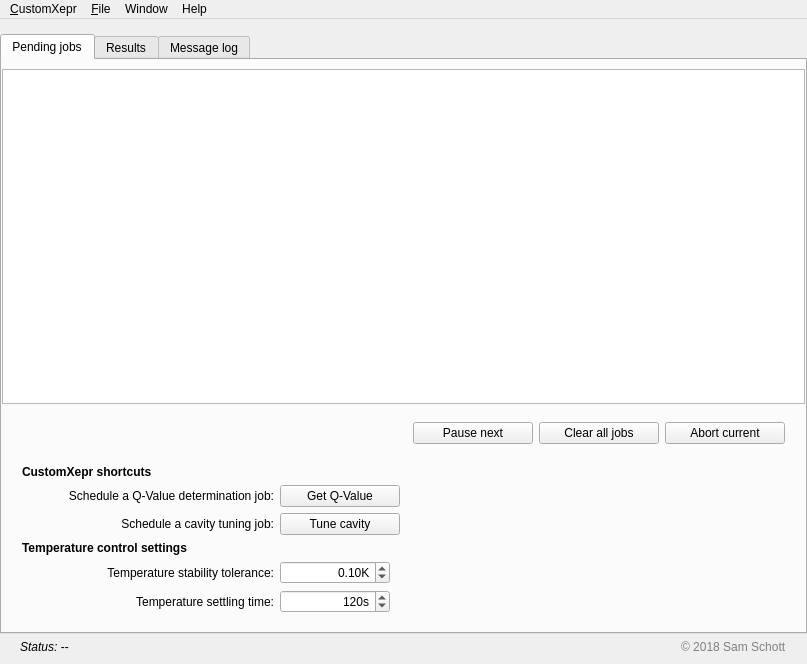
Before: the Qt Designer form customxepr/main_ui_linux.ui in OE-FET/customxepr, drawn with Qt 5.
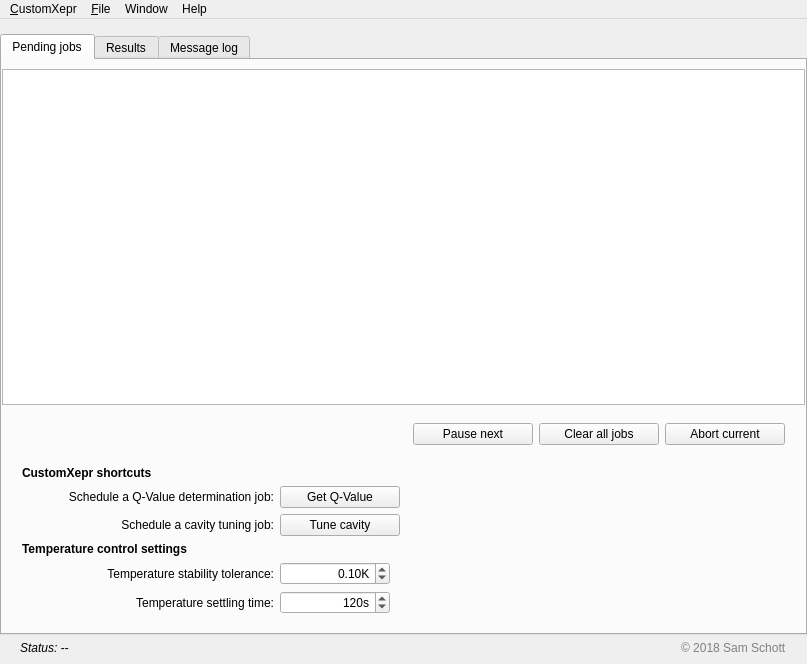
After: the same form once the commit is applied. Custom widgets are drawn as their Qt base class.

Commit message:
removed TlsSMTPHandler
moved from `TlsSMTPHandler` class to native `SMTPHandler` of logging module

What changed in the file:
```diff
--- a/customxepr/main_ui_linux.ui
+++ b/customxepr/main_ui_linux.ui
@@ -65,7 +65,7 @@
      <number>0</number>
     </property>
     <property name="bottomMargin">
-     <number>10</number>
+     <number>9</number>
     </property>
     <item row="0" column="0" colspan="4">
      <widget class="QTabWidget" name="tabWidget">
```
The commit also changes 2 other files.
